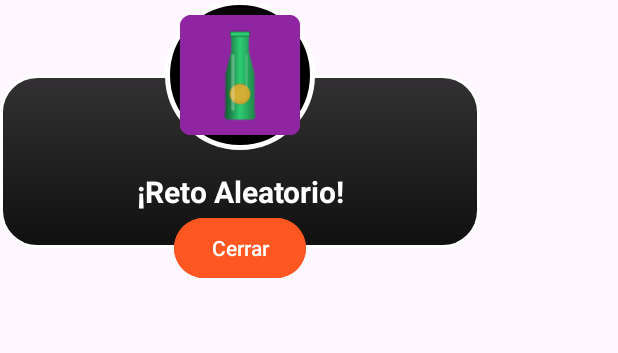
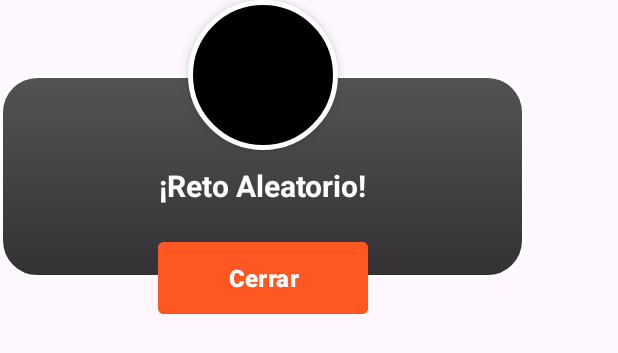
Before and after one commit to JairosA-Diaz/grupoTres, an Android app: the layout dialog_challenge.xml on its own in the app's theme, with its tools: preview values and no code run, on a phone screen of 412 x 824 dp. Shown: the top 353 px of the screen. Run offline under Robolectric (Android 15) with nearby library versions, the light colour scheme and no system bars.

Commit message:
implementacion  botón de color naranja con el texto “Cerrar”

```diff
--- a/app/src/main/AndroidManifest.xml
+++ b/app/src/main/AndroidManifest.xml
@@ -1,5 +1,7 @@
 <?xml version="1.0" encoding="utf-8"?>
 <manifest xmlns:android="http://schemas.android.com/apk/res/android">
+
+    <uses-permission android:name="android.permission.INTERNET" />
 
     <application
         android:allowBackup="true"
@@ -7,6 +9,7 @@
         android:label="pico botella"
         android:roundIcon="@mipmap/ic_launcher_round"
         android:supportsRtl="true"
+        android:usesCleartextTraffic="true"
         android:theme="@style/Theme.GrupoTres">
 
         <activity
--- a/app/src/main/res/drawable/dialog_background.xml
+++ b/app/src/main/res/drawable/dialog_background.xml
@@ -1,8 +1,8 @@
 <?xml version="1.0" encoding="utf-8"?>
 <shape xmlns:android="http://schemas.android.com/apk/res/android">
     <gradient
-        android:startColor="#CC000000"
-        android:endColor="#EE000000"
+        android:startColor="#AA000000"
+        android:endColor="#CC000000"
         android:angle="270" />
     <corners android:radius="24dp" />
     <stroke
--- a/app/src/main/res/layout/dialog_challenge.xml
+++ b/app/src/main/res/layout/dialog_challenge.xml
@@ -1,10 +1,12 @@
 <?xml version="1.0" encoding="utf-8"?>
 <androidx.constraintlayout.widget.ConstraintLayout xmlns:android="http://schemas.android.com/apk/res/android"
     xmlns:app="http://schemas.android.com/apk/res-auto"
-    xmlns:tools="http://schemas.android.com/tools"
-    android:layout_width="320dp"
-    android:layout_height="wrap_content">
+    android:layout_width="350dp"
+    android:layout_height="wrap_content"
+    android:clipChildren="false"
+    android:clipToPadding="false">
 
+    <!-- Cuerpo principal del diálogo -->
     <androidx.constraintlayout.widget.ConstraintLayout
         android:id="@+id/cl_dialog_body"
         android:layout_width="match_parent"
@@ -12,7 +14,12 @@
         android:layout_marginTop="50dp"
         android:layout_marginBottom="25dp"
         android:background="@drawable/dialog_background"
-        android:padding="24dp"
+        android:paddingTop="60dp"
+        android:paddingStart="24dp"
+        android:paddingEnd="24dp"
+        android:paddingBottom="48dp"
+        android:clipChildren="false"
+        android:clipToPadding="false"
         app:layout_constraintBottom_toBottomOf="parent"
         app:layout_constraintTop_toTopOf="parent">
 
@@ -20,7 +27,6 @@
             android:id="@+id/tv_challenge_text"
             android:layout_width="match_parent"
             android:layout_height="wrap_content"
-            android:layout_marginTop="40dp"
             android:gravity="center"
             android:text="¡Reto Aleatorio!"
             android:textColor="@color/white"
@@ -30,10 +36,12 @@
 
     </androidx.constraintlayout.widget.ConstraintLayout>
 
+    <!-- Círculo con la imagen del Pokémon -->
     <FrameLayout
         android:layout_width="100dp"
         android:layout_height="100dp"
         android:background="@drawable/pokemon_circle"
+        android:elevation="4dp"
         app:layout_constraintBottom_toTopOf="@+id/cl_dialog_body"
         app:layout_constraintEnd_toEndOf="parent"
         app:layout_constraintStart_toStartOf="parent"
@@ -44,17 +52,24 @@
             android:layout_width="match_parent"
             android:layout_height="match_parent"
             android:padding="10dp"
-            android:src="@mipmap/ic_launcher_round"
             android:contentDescription="Imagen Pokémon" />
+
     </FrameLayout>
 
-    <Button
+    <!-- Botón Cerrar: Rectangular con esquinas ligeramente redondeadas -->
+    <com.google.android.material.button.MaterialButton
         android:id="@+id/btn_close_dialog"
-        android:layout_width="wrap_content"
-        android:layout_height="wrap_content"
+        android:layout_width="140dp"
+        android:layout_height="48dp"
         android:backgroundTint="@color/orange_main"
         android:text="Cerrar"
         android:textColor="@color/white"
+        android:textStyle="bold"
+        android:textSize="16sp"
+        app:cornerRadius="4dp"
+        android:insetTop="0dp"
+        android:insetBottom="0dp"
+        android:elevation="6dp"
         app:layout_constraintBottom_toBottomOf="@+id/cl_dialog_body"
         app:layout_constraintEnd_toEndOf="parent"
         app:layout_constraintStart_toStartOf="parent"
```
Also changed, not shown: app/src/main/java/com/example/grupotres/ui/HomeFragment.kt (+70 -1 lines).
